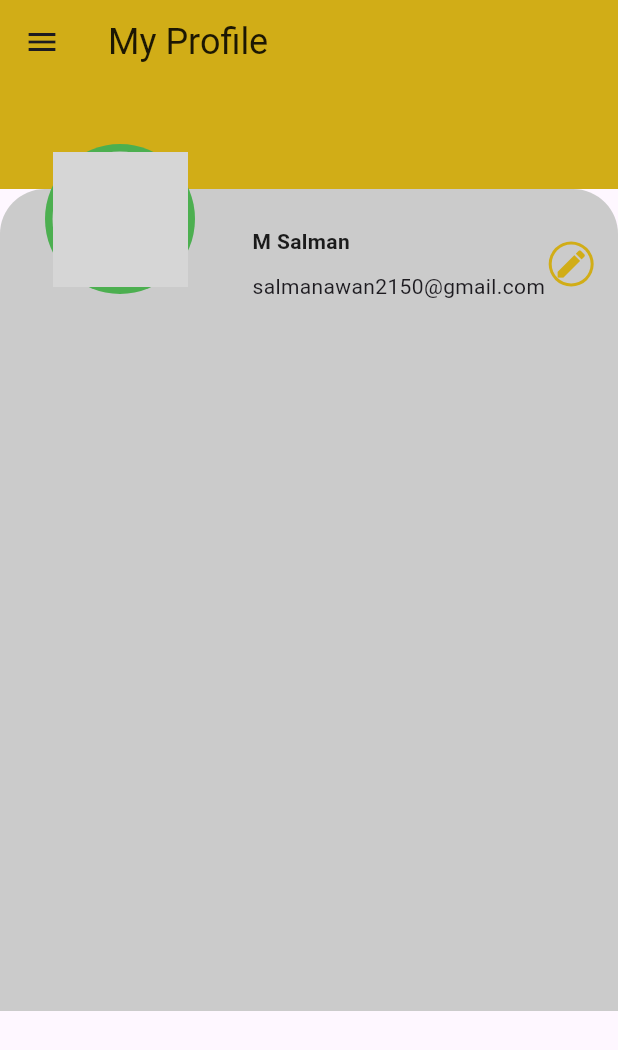
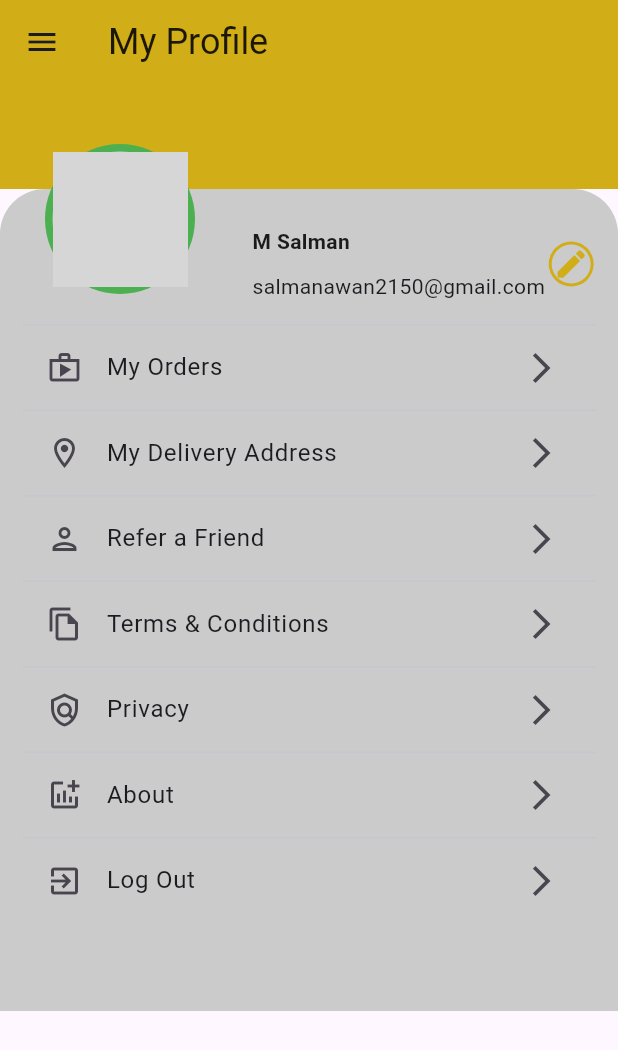
Before and after one commit to SalmanAwan2150/FoodApp2, a Flutter app: the MyProfile screen opened directly, on a phone screen of 412 x 824 dp. Shown: the top 1050 px of the screen. Run offline on Flutter 3.47's test engine with Material 3 defaults, Android fonts, the phone set to English and light mode, and no system bars; our stand-ins replace firebase_auth, google_sign_in, sign_in_button; accounts and stored records are empty; network calls fail; key blocks and very long unbroken strings in the code were emptied for the run; grey boxes are pictures that could not be loaded.

Commit message:
work till 3:30pm 12 Jun

```diff
--- a/lib/main.dart
+++ b/lib/main.dart
@@ -11,6 +11,7 @@ import 'package:food_app2/screens/home/home_screen.dart';
 import 'package:food_app2/screens/my_profile/my_profile.dart';
 // ignore: unused_import
 import 'package:food_app2/screens/product_overview/product_overview.dart';
+import 'package:food_app2/screens/search/search.dart';
 // import 'package:google_sign_in/google_sign_in.dart';
 
 // final GoogleSignIn _googleSignIn = GoogleSignIn(
@@ -42,7 +43,7 @@ class MyApp extends StatelessWidget {
   Widget build(BuildContext context) {
     return const MaterialApp(
       debugShowCheckedModeBanner: false,
-      home: MyProfile(),
+      home: HomeScreen(),
     );
   }
 }
--- a/lib/screens/my_profile/my_profile.dart
+++ b/lib/screens/my_profile/my_profile.dart
@@ -6,6 +6,21 @@ class MyProfile extends StatelessWidget {
   const MyProfile({super.key});
 
   @override
+  Widget listTile({required IconData icon, required String title}) {
+    return Column(
+      children: [
+        Divider(
+          height: 1,
+        ),
+        ListTile(
+          leading: Icon(icon),
+          title: Text(title),
+          trailing: Icon(Icons.arrow_forward_ios),
+        ),
+      ],
+    );
+  }
+
   Widget build(BuildContext context) {
     return Scaffold(
       // backgroundColor: primaryColor,
@@ -90,6 +105,34 @@ class MyProfile extends StatelessWidget {
                         ),
                       ],
                     ),
+                    listTile(
+                      icon: Icons.shop_outlined,
+                      title: 'My Orders',
+                    ),
+                    listTile(
+                      icon: Icons.location_on_outlined,
+                      title: 'My Delivery Address',
+                    ),
+                    listTile(
+                      icon: Icons.person_outlined,
+                      title: 'Refer a Friend',
+                    ),
+                    listTile(
+                      icon: Icons.file_copy_outlined,
+                      title: 'Terms & Conditions',
+                    ),
+                    listTile(
+                      icon: Icons.policy_outlined,
+                      title: 'Privacy',
+                    ),
+                    listTile(
+                      icon: Icons.addchart_outlined,
+                      title: 'About',
+                    ),
+                    listTile(
+                      icon: Icons.exit_to_app_outlined,
+                      title: 'Log Out',
+                    ),
                   ],
                 ),
               ),
```
Also changed, not shown: lib/screens/home/home_screen.dart (+18 -4 lines), lib/screens/search/search.dart (added, +56 -0 lines), lib/screens/search/search_item.dart (added, +119 -0 lines).
